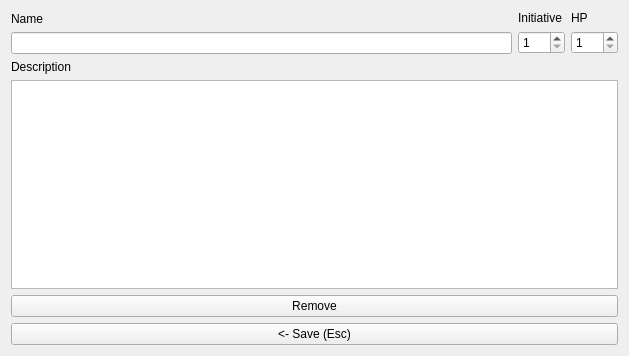
This is ui_files/Player_Dialog.ui in nogasgofast/Adventure_Wrench as Qt 5 draws it before an edit. The edited form follows.
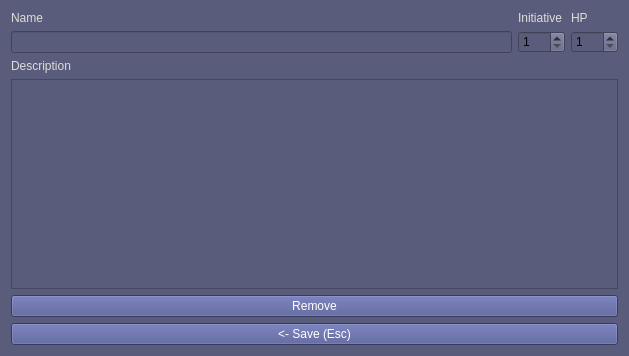
This is the edited form.

Commit message:
sweeping changes to style
some imporvements focused on hosting this repo on flathub

The edit to the form file:
```diff
--- a/ui_files/Player_Dialog.ui
+++ b/ui_files/Player_Dialog.ui
@@ -37,6 +37,46 @@
   <property name="windowTitle">
    <string>Add/Remove Players or Simple NPCs</string>
   </property>
+  <property name="styleSheet">
+   <string notr="true">QWidget {
+  color: black;
+  background-color: rgb(89, 92, 123);
+}
+
+QListWidget QTreeWidget{
+   color: #000;
+   selection-color: #FFF;
+   selection-background-color: #55A;
+}
+
+QListWidget::item:selected:!active{
+   color: #000;
+   selection-color: #FFF;
+   selection-background-color: #55A;
+}
+
+QTreeWidget::item:selected:!active{
+   color: #000;
+   selection-color: #FFF;
+   selection-background-color: #55A;
+}
+
+
+QToolTip {
+	border: 5px solid orange;
+	background-color: #39537d;
+    color: #FFF;
+}
+
+QLabel {
+color: rgb(222, 221, 218);
+}
+
+QPushButton {
+background-color: rgb(75, 82, 143);
+color: white;
+}</string>
+  </property>
   <property name="modal">
    <bool>false</bool>
   </property>
```
The commit also changes 24 other files.
